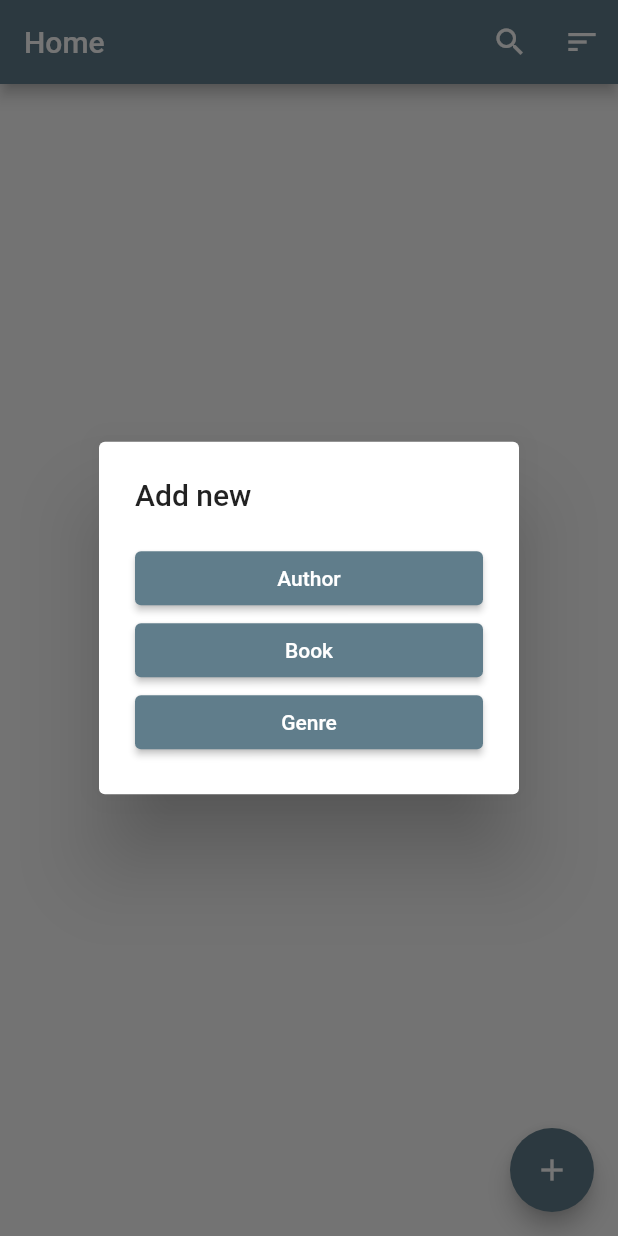
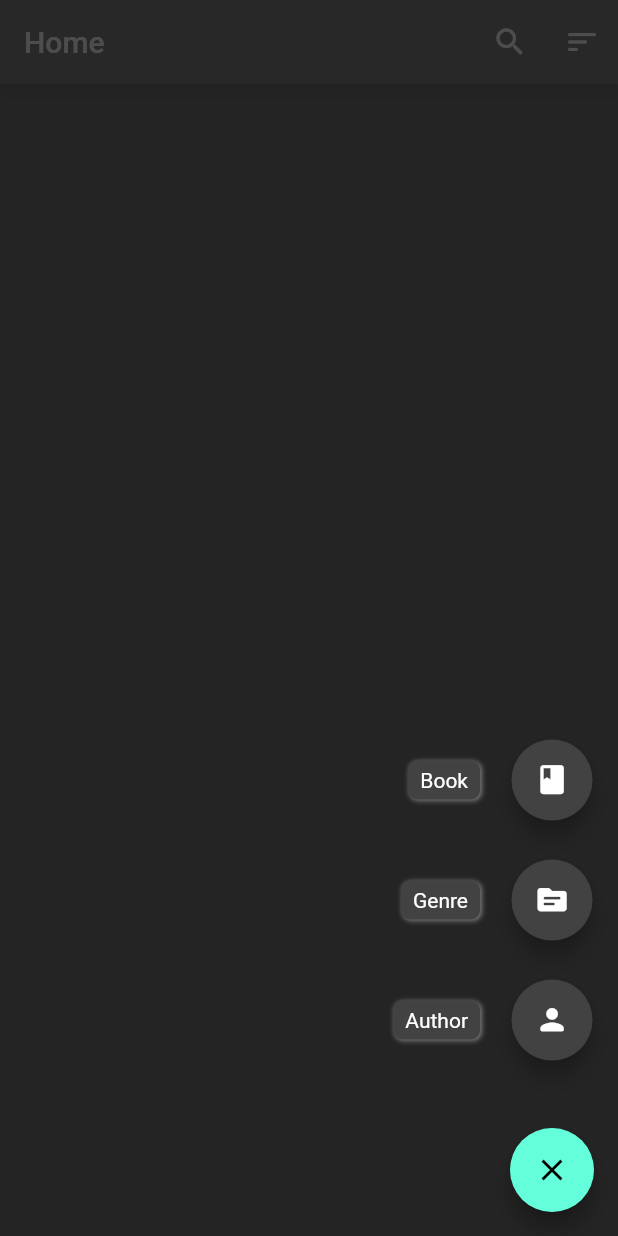
Before and after one commit to Mathorga/Shelfless, a Flutter app: the screen it shows after launch, after a tap on the "add" icon, on a phone screen of 412 x 824 dp. Run offline on Flutter 3.47's test engine with Material 2 defaults, Android fonts, the light colour scheme and no system bars; drawn by our look-alikes of flutter_speed_dial; our stand-ins replace hive, hive_flutter; accounts and stored records are empty.

Commit message:
Improved genre insertion and UI/UX

```diff
--- a/lib/main.dart
+++ b/lib/main.dart
@@ -36,8 +36,8 @@ class Shelfish extends StatelessWidget {
   Widget build(BuildContext context) {
     return MaterialApp(
       title: "Shelfish",
-      theme: ThemeData(
-        primarySwatch: Colors.blueGrey,
+      theme: ThemeData.dark(
+        // primarySwatch: Colors.blueGrey,
       ),
       home: const MainScreen(),
       routes: {
--- a/lib/models/book.dart
+++ b/lib/models/book.dart
@@ -17,7 +17,7 @@ class Book extends HiveObject {
   int publishDate;
 
   @HiveField(4)
-  Genre? genre;
+  HiveList<Genre>? genres;
 
   @HiveField(6)
   String publisher;
@@ -29,7 +29,7 @@ class Book extends HiveObject {
     this.title = "",
     this.authors,
     this.publishDate = 0,
-    this.genre,
+    this.genres,
     this.publisher = "",
     this.location = "",
   });
@@ -38,7 +38,7 @@ class Book extends HiveObject {
     return {
       "title": title,
       "publishDate": publishDate,
-      "genre": genre,
+      "publisher": publisher,
     };
   }
 }
--- a/lib/screens/main_screen.dart
+++ b/lib/screens/main_screen.dart
@@ -2,6 +2,7 @@ import 'dart:convert';
 
 import 'package:flutter/material.dart';
 import 'package:flutter/services.dart';
+import 'package:flutter_speed_dial/flutter_speed_dial.dart';
 import 'package:hive/hive.dart';
 
 import 'package:shelfish/models/author.dart';
@@ -55,45 +56,75 @@ class _MainScreenState extends State<MainScreen> {
           )
         ],
       ),
-      floatingActionButton: FloatingActionButton(
-        onPressed: () {
-          showDialog(
-              context: context,
-              builder: (BuildContext context) {
-                return AlertDialog(
-                  title: const Text("Add new"),
-                  content: Column(
-                    mainAxisSize: MainAxisSize.min,
-                    crossAxisAlignment: CrossAxisAlignment.stretch,
+      floatingActionButton: SpeedDial(
+        icon: Icons.add,
+        activeIcon: Icons.close,
+        spacing: 24.0,
+        spaceBetweenChildren: 16.0,
+        childrenButtonSize: const Size(64.0, 64.0),
         children: [
-                      ElevatedButton(
-                        onPressed: () {
-                          Navigator.of(context).pop();
+          SpeedDialChild(
+            label: "Author",
+            child: const Icon(Icons.person_rounded),
+            onTap: () {
               Navigator.of(context).pushNamed(EditAuthorScreen.routeName);
             },
-                        child: const Text("Author"),
           ),
-                      ElevatedButton(
-                        onPressed: () {
-                          Navigator.of(context).pop();
+          SpeedDialChild(
+            label: "Genre",
+            child: const Icon(Icons.topic_rounded),
+            onTap: () {
+              Navigator.of(context).pushNamed(EditGenreScreen.routeName);
+            },
+          ),
+          SpeedDialChild(
+            label: "Book",
+            child: const Icon(Icons.book_rounded),
+            onTap: () {
               Navigator.of(context).pushNamed(EditBookScreen.routeName).then((Object? value) => setState(() {}));
             },
-                        child: const Text("Book"),
-                      ),
-                      ElevatedButton(
-                        onPressed: () {
-                          Navigator.of(context).pop();
-                          Navigator.of(context).pushNamed(EditGenreScreen.routeName);
-                        },
-                        child: const Text("Genre"),
           ),
         ],
       ),
-                );
-              });
-        },
-        child: const Icon(Icons.add),
-      ),
+      // floatingActionButton: FloatingActionButton(
+      //   onPressed: () {
+      //     showDialog(
+      //         context: context,
+      //         builder: (BuildContext context) {
+      //           return AlertDialog(
+      //             title: const Text("Add new"),
+      //             content: Column(
+      //               mainAxisSize: MainAxisSize.min,
+      //               crossAxisAlignment: CrossAxisAlignment.stretch,
+      //               children: [
+      //                 ElevatedButton(
+      //                   onPressed: () {
+      //                     Navigator.of(context).pop();
+      //                     Navigator.of(context).pushNamed(EditAuthorScreen.routeName);
+      //                   },
+      //                   child: const Text("Author"),
+      //                 ),
+      //                 ElevatedButton(
+      //                   onPressed: () {
+      //                     Navigator.of(context).pop();
+      //                     Navigator.of(context).pushNamed(EditBookScreen.routeName).then((Object? value) => setState(() {}));
+      //                   },
+      //                   child: const Text("Book"),
+      //                 ),
+      //                 ElevatedButton(
+      //                   onPressed: () {
+      //                     Navigator.of(context).pop();
+      //                     Navigator.of(context).pushNamed(EditGenreScreen.routeName);
+      //                   },
+      //                   child: const Text("Genre"),
+      //                 ),
+      //               ],
+      //             ),
+      //           );
+      //         });
+      //   },
+      //   child: const Icon(Icons.add),
+      // ),
     );
   }
 
--- a/lib/widgets/book_preview_widget.dart
+++ b/lib/widgets/book_preview_widget.dart
@@ -18,8 +18,8 @@ class BookPreviewWidget extends StatelessWidget {
     return GestureDetector(
       onTap: onTap,
       child: Card(
-        shape: RoundedRectangleBorder(borderRadius: BorderRadius.circular(15.0), side: BorderSide(color: Color(book.genre?.color ?? 0), width: 4.0)),
-        shadowColor: Color(book.genre?.color ?? 0),
+        shape: RoundedRectangleBorder(borderRadius: BorderRadius.circular(15.0), side: BorderSide(/*color: Color(book.genre?.color ?? 0), */width: 4.0)),
+        // shadowColor: Color(book.genre?.color ?? 0),
         elevation: 4.0,
         child: Padding(
           padding: const EdgeInsets.all(12.0),
--- a/pubspec.yaml
+++ b/pubspec.yaml
@@ -32,6 +32,7 @@ dependencies:
   hive: ^2.0.5
   hive_flutter: ^1.1.0
   path_provider: ^2.0.8
+  flutter_speed_dial: ^6.0.0
 
 
   # The following adds the Cupertino Icons font to your application.
```
Also changed, not shown: lib/screens/edit_book_screen.dart (+102 -19 lines), lib/models/book.g.dart, pubspec.lock. Lines whose indentation alone changed are shown as unchanged.
